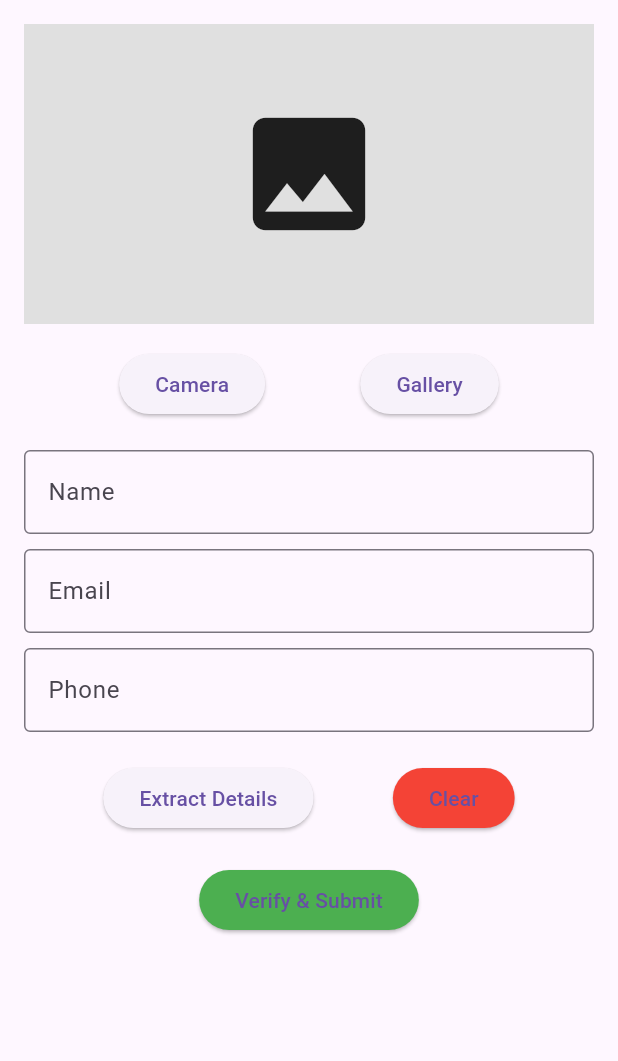
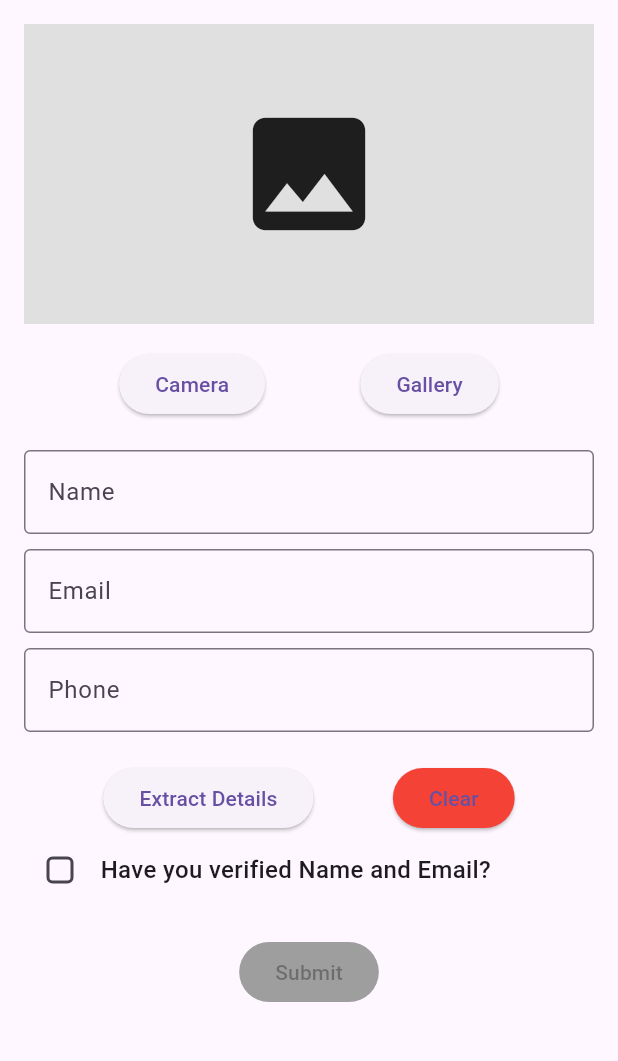
Before and after one commit to amitskt/Visiting-Card-App, a Flutter app: the screen it shows after launch, on a phone screen of 412 x 824 dp, the part 84-1145 px from its top. Run offline on Flutter 3.47's test engine with Material 3 defaults, Android fonts, the phone set to English and light mode, and no system bars; our stand-ins replace animated_text_kit, confetti, flutter_hooks, flutter_image_compress, image_picker, qr_flutter.

Commit message:
Updated main.dart with new changes

```diff
--- a/lib/main.dart
+++ b/lib/main.dart
@@ -5,7 +5,7 @@ import 'package:flutter_hooks/flutter_hooks.dart';
 import 'package:http/http.dart' as http;
 import 'package:image_picker/image_picker.dart';
 import 'package:flutter_image_compress/flutter_image_compress.dart';
-import 'success_page.dart';   // ✅ import new page
+import 'success_page.dart';   // ✅
 
 void main() {
   runApp(const VisitingCardApp());
@@ -37,6 +37,8 @@ class VisitingCardHome extends HookWidget {
     final phoneController = useTextEditingController();
     final isLoading = useState(false);
 
+    // ✅ NEW: Checkbox state
+    final isVerifiedChecked = useState(false);
     // ✅ Convert HEIC/HEIF/TIFF/RAW → JPG
     Future<File> convertToJpg(File file) async {
       try {
@@ -301,12 +303,37 @@ class VisitingCardHome extends HookWidget {
                     ),
                   ],
                 ),
+                Row(
+                  children: [
+                    Checkbox(
+                      value: isVerifiedChecked.value,
+                      activeColor: Colors.green,
+                      shape: RoundedRectangleBorder(
+                        borderRadius: BorderRadius.circular(4),
+                      ),
+                      onChanged: (val) {
+                        isVerifiedChecked.value = val ?? false;
+                      },
+                    ),
+                    const SizedBox(width: 3),
+                    const Text(
+                      "Have you verified Name and Email?",
+                      style: TextStyle(
+                        fontSize: 16,
+                        fontWeight: FontWeight.w500,
+                      ),
+                    ),
+                  ],
+                ),
                 const SizedBox(height: 20),
                 ElevatedButton.icon(
-                  onPressed: verifyAndSubmit,
-                  label: const Text("Verify & Submit"),
+                  onPressed: isVerifiedChecked.value
+                      ? verifyAndSubmit
+                      : null, // ✅ Disabled until checked
+                  label: const Text("Submit"),
                   style: ElevatedButton.styleFrom(
                     backgroundColor: Colors.green,
+                    disabledBackgroundColor: Colors.grey, // ✅ Disabled look
                   ),
                 ),
               ],
```
